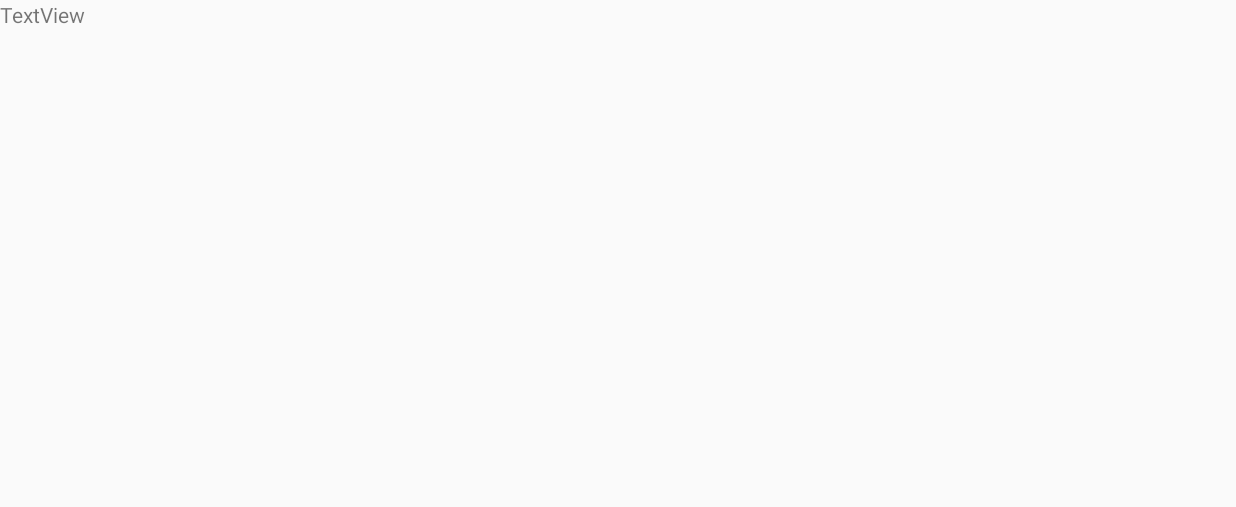
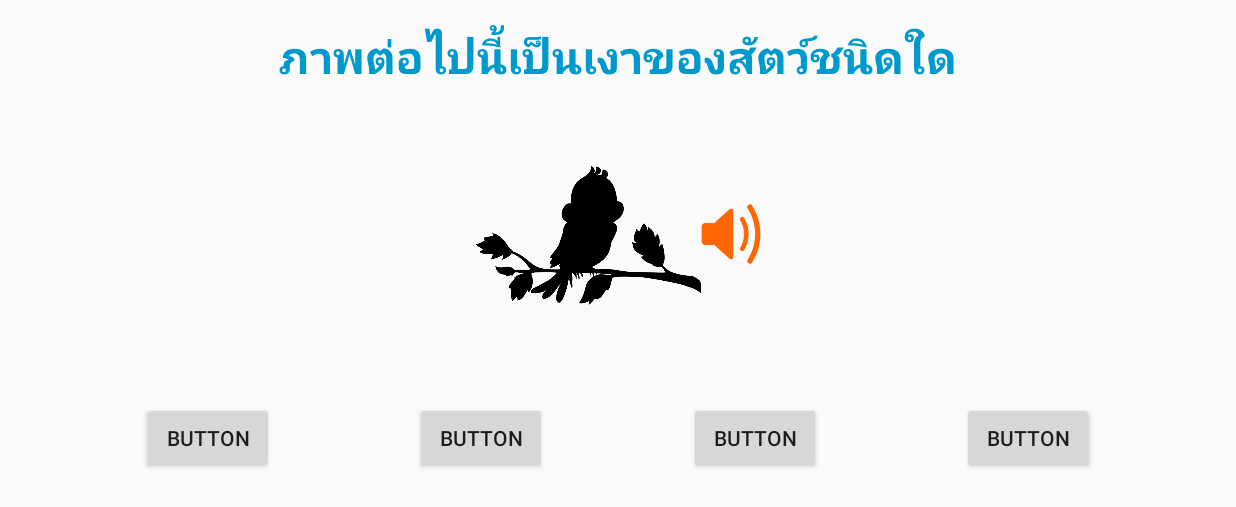
Before and after one commit to pichsinee/AnimalForFun, an Android app: the screen it shows after launch (Game), on a phone screen of 824 x 412 dp (held sideways). Before the commit the part shown is almost empty. Shown: the top 507 px of the screen. Run offline under Robolectric (Android 15) with nearby library versions, the phone set to English and light mode, and no system bars.

Commit message:
Design Game UI Complete

```diff
--- a/app/src/main/res/layout/activity_game.xml
+++ b/app/src/main/res/layout/activity_game.xml
@@ -11,5 +11,77 @@
         android:id="@+id/textView"
         android:layout_width="wrap_content"
         android:layout_height="wrap_content"
-        android:text="TextView" />
+        android:layout_marginTop="@dimen/my_magin"
+        android:text="@string/question"
+        android:textColor="@android:color/holo_blue_dark"
+        android:textSize="@dimen/h1"
+        android:textStyle="bold"
+        app:layout_constraintLeft_toLeftOf="parent"
+        app:layout_constraintRight_toRightOf="parent"
+        app:layout_constraintTop_toTopOf="parent" />
+
+    <ImageView
+        android:id="@+id/imvQuestion"
+        android:layout_width="150dp"
+        android:layout_height="150dp"
+        android:layout_marginTop="24dp"
+        app:layout_constraintHorizontal_chainStyle="packed"
+        app:layout_constraintLeft_toLeftOf="parent"
+        app:layout_constraintRight_toLeftOf="@+id/imbVolumn"
+        app:layout_constraintTop_toBottomOf="@+id/textView"
+        app:srcCompat="@drawable/bird_02" />
+
+    <ImageButton
+        android:id="@+id/imbVolumn"
+        android:layout_width="40dp"
+        android:layout_height="40dp"
+        android:background="@null"
+        android:onClick="playSound"
+        android:scaleType="fitCenter"
+        app:srcCompat="@drawable/volume"
+        app:layout_constraintLeft_toRightOf="@+id/imvQuestion"
+        app:layout_constraintRight_toRightOf="parent"
+        android:layout_marginTop="78dp"
+        app:layout_constraintTop_toBottomOf="@+id/textView" />
+
+    <Button
+        android:id="@+id/btn1"
+        android:layout_width="wrap_content"
+        android:layout_height="wrap_content"
+        android:onClick="choiceAns"
+        android:text="Button"
+        app:layout_constraintLeft_toLeftOf="parent"
+        app:layout_constraintRight_toLeftOf="@+id/btn2"
+        app:layout_constraintTop_toTopOf="@+id/btn2" />
+
+    <Button
+        android:id="@+id/btn2"
+        android:layout_width="wrap_content"
+        android:layout_height="wrap_content"
+        android:onClick="choiceAns"
+        android:text="Button"
+        app:layout_constraintLeft_toRightOf="@+id/btn1"
+        app:layout_constraintRight_toLeftOf="@+id/btn3"
+        app:layout_constraintTop_toTopOf="@+id/btn3" />
+
+    <Button
+        android:id="@+id/btn3"
+        android:layout_width="wrap_content"
+        android:layout_height="wrap_content"
+        android:onClick="choiceAns"
+        android:text="Button"
+        app:layout_constraintLeft_toRightOf="@+id/btn2"
+        app:layout_constraintRight_toLeftOf="@+id/btn4"
+        app:layout_constraintTop_toTopOf="@+id/btn4" />
+
+    <Button
+        android:id="@+id/btn4"
+        android:layout_width="wrap_content"
+        android:layout_height="wrap_content"
+        android:layout_marginTop="36dp"
+        android:onClick="choiceAns"
+        android:text="Button"
+        app:layout_constraintLeft_toRightOf="@+id/btn3"
+        app:layout_constraintRight_toRightOf="parent"
+        app:layout_constraintTop_toBottomOf="@+id/imvQuestion" />
 </android.support.constraint.ConstraintLayout>
```
